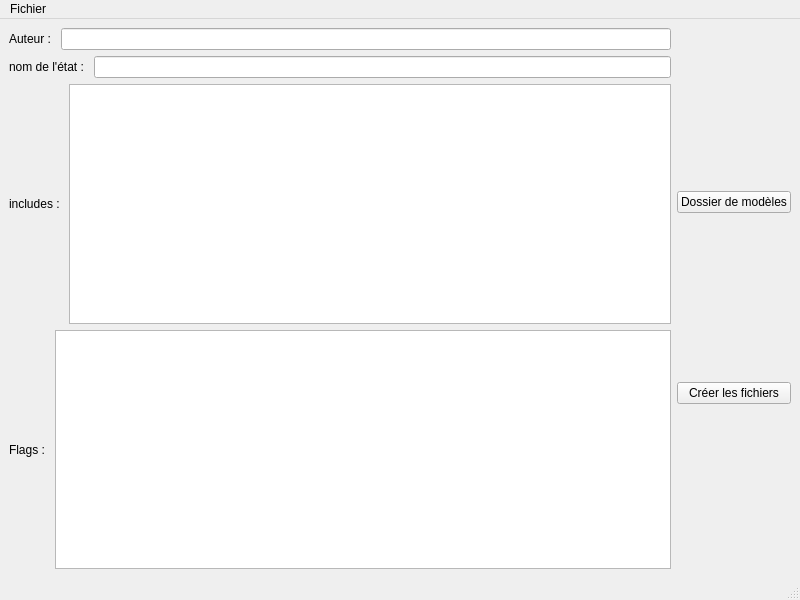
Above: static/tools/state_machine/state_forger/interface.ui from ENACRobotique/Robots before the change. Below: the same form after it.
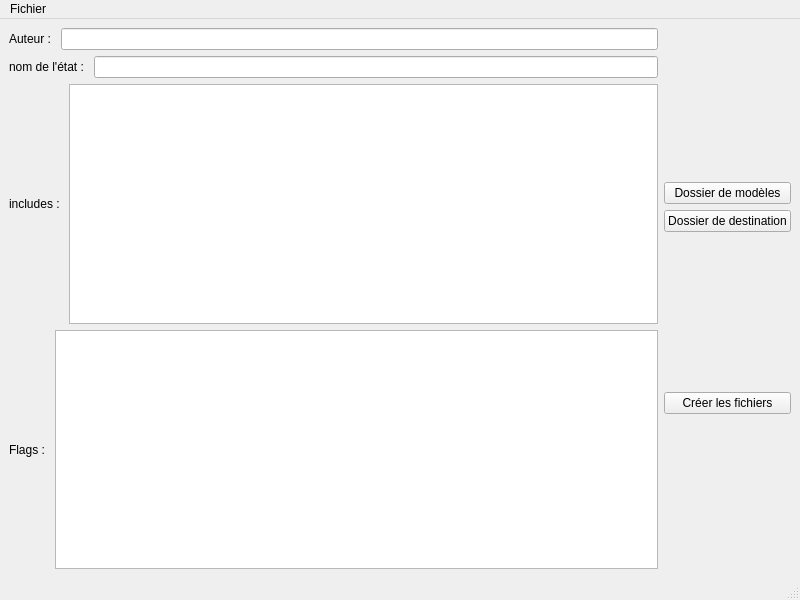
That is the form after the change.

Commit message: [state_forger] allow selection of models directory and save directory

Diff of the .ui file:
```diff
--- a/static/tools/state_machine/state_forger/interface.ui
+++ b/static/tools/state_machine/state_forger/interface.ui
@@ -86,12 +86,19 @@
       <item>
        <layout class="QVBoxLayout" name="verticalLayout">
         <item>
-         <widget class="QPushButton" name="setDirectoryButton">
+         <widget class="QPushButton" name="setModelsDirectoryButton">
           <property name="text">
            <string>Dossier de modèles</string>
           </property>
          </widget>
         </item>
+        <item>
+         <widget class="QPushButton" name="setDirectoryButton">
+          <property name="text">
+           <string>Dossier de destination</string>
+          </property>
+         </widget>
+        </item>
        </layout>
       </item>
       <item>
```
The commit also changes 2 other files.
